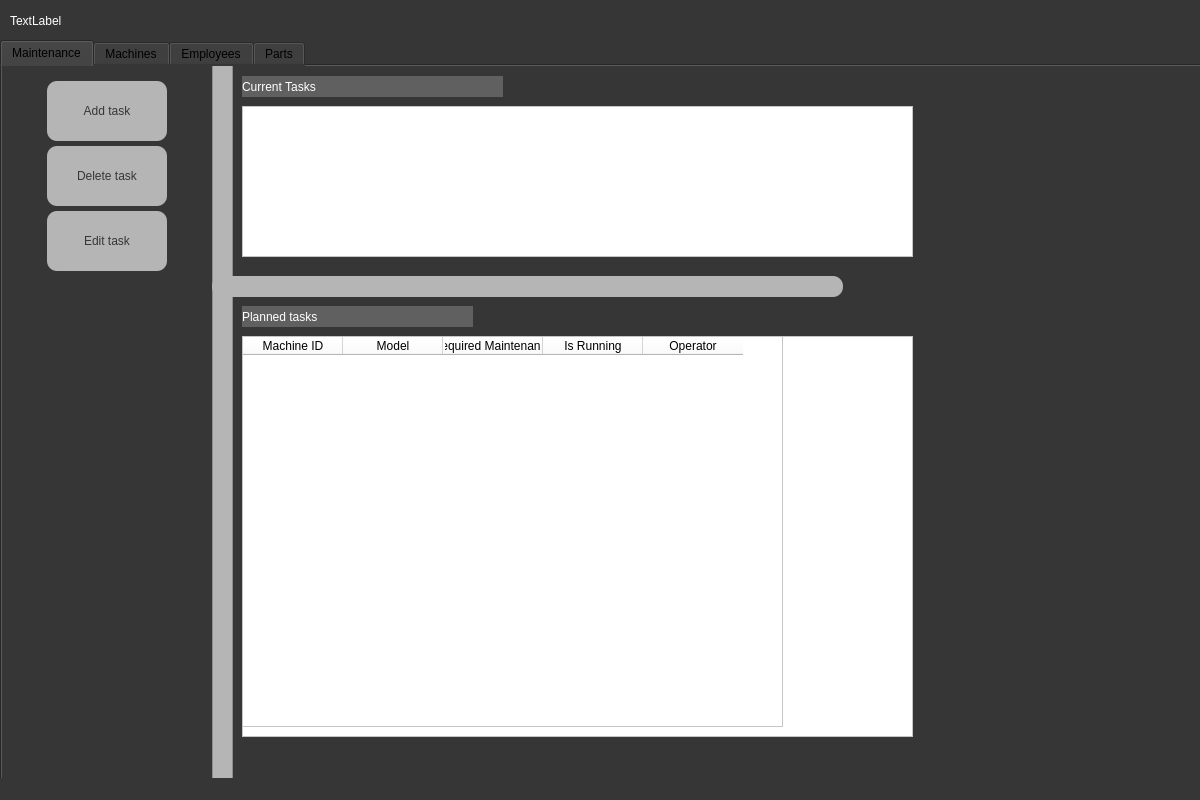
This is AppWindow.ui in asuXie/Machine-Maintenance-System-MMS as Qt 5 draws it before an edit. The edited form follows.
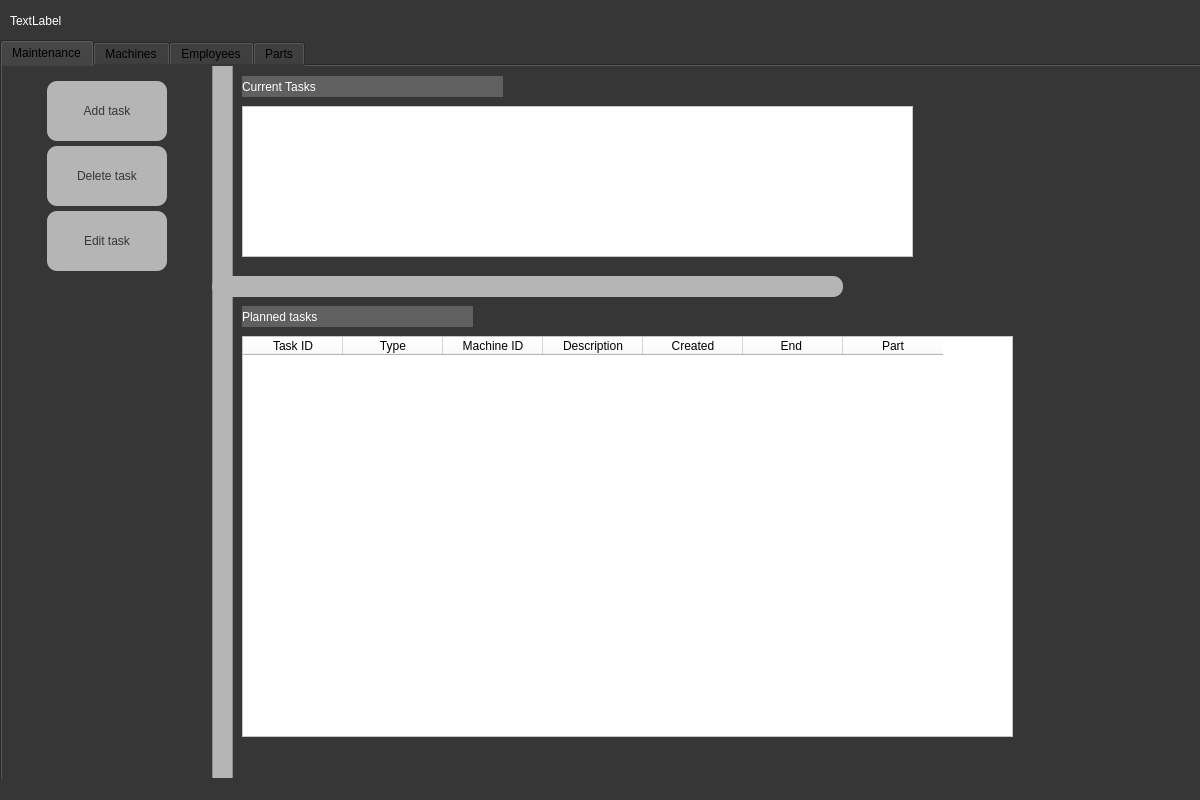
This is the edited form. The open tabs and pages were chosen to show the change.

Diff of the .ui file:
```diff
--- a/AppWindow.ui
+++ b/AppWindow.ui
@@ -215,12 +215,12 @@
        <string>Current Tasks</string>
       </property>
      </widget>
-     <widget class="QTableWidget" name="plannedTasksTable2">
+     <widget class="QTableWidget" name="plannedTasksTable">
       <property name="geometry">
        <rect>
         <x>240</x>
         <y>270</y>
-        <width>671</width>
+        <width>771</width>
         <height>401</height>
        </rect>
       </property>
@@ -229,6 +229,41 @@
 color: rgb(0, 0, 0);
 background-color: rgb(255, 255, 255);</string>
       </property>
+      <column>
+       <property name="text">
+        <string>Task ID</string>
+       </property>
+      </column>
+      <column>
+       <property name="text">
+        <string>Type</string>
+       </property>
+      </column>
+      <column>
+       <property name="text">
+        <string>Machine ID</string>
+       </property>
+      </column>
+      <column>
+       <property name="text">
+        <string>Description</string>
+       </property>
+      </column>
+      <column>
+       <property name="text">
+        <string>Created</string>
+       </property>
+      </column>
+      <column>
+       <property name="text">
+        <string>End </string>
+       </property>
+      </column>
+      <column>
+       <property name="text">
+        <string>Part</string>
+       </property>
+      </column>
      </widget>
      <widget class="QTableWidget" name="currentTasksTable">
       <property name="geometry">
@@ -266,46 +301,6 @@
        <string>Planned tasks</string>
       </property>
      </widget>
-     <widget class="QTableWidget" name="plannedTasksTable">
-      <property name="geometry">
-       <rect>
-        <x>240</x>
-        <y>270</y>
-        <width>541</width>
-        <height>391</height>
-       </rect>
-      </property>
-      <property name="styleSheet">
-       <string notr="true">font: 12pt &quot;Verdana&quot;;
-color: rgb(0, 0, 0);
-background-color: rgb(255, 255, 255);</string>
-      </property>
-      <column>
-       <property name="text">
-        <string>Machine ID</string>
-       </property>
-      </column>
-      <column>
-       <property name="text">
-        <string>Model</string>
-       </property>
-      </column>
-      <column>
-       <property name="text">
-        <string>Required Maintenance</string>
-       </property>
-      </column>
-      <column>
-       <property name="text">
-        <string>Is Running</string>
-       </property>
-      </column>
-      <column>
-       <property name="text">
-        <string>Operator</string>
-       </property>
-      </column>
-     </widget>
     </widget>
     <widget class="QWidget" name="tab_2">
      <attribute name="title">
```
Left out of the diff: 2 changed lines with no effect on the pictures.
